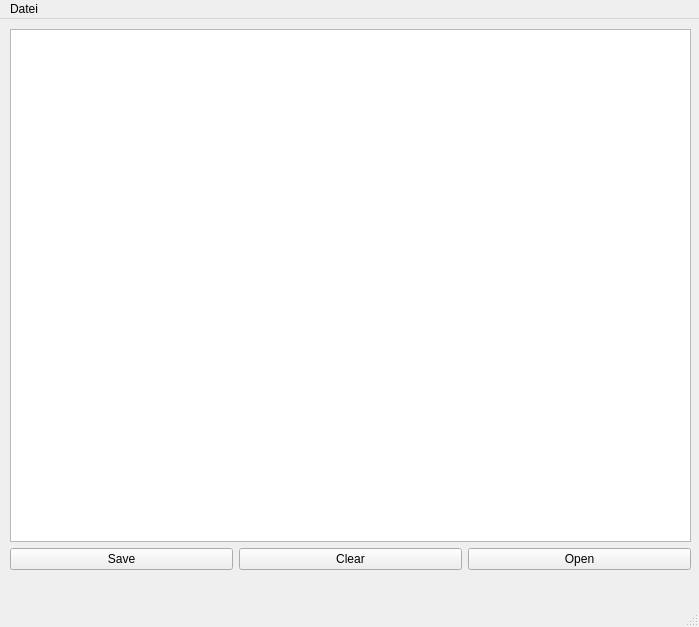
The window that S20-21_CPP/QT_TextEditor2/mainwindow.ui (PhilRoli/School20-21) describes before a commit, drawn with Qt 5.
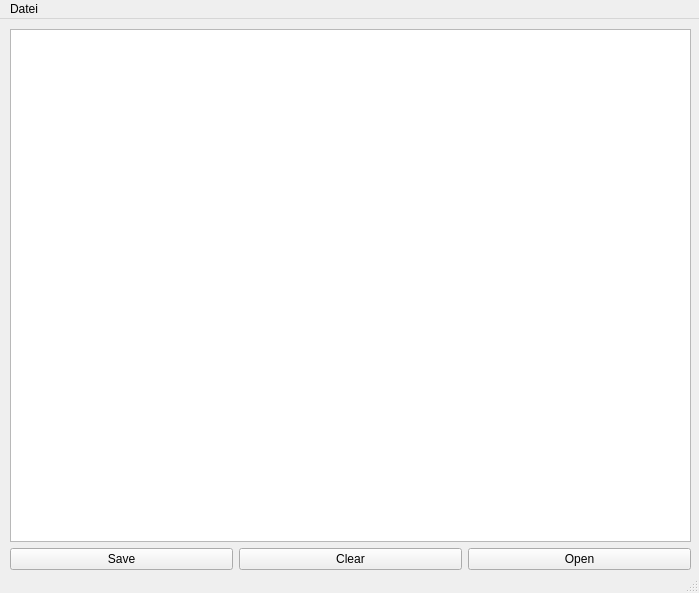
The same window after the commit.

What changed in the file:
```diff
--- a/S20-21_CPP/QT_TextEditor2/mainwindow.ui
+++ b/S20-21_CPP/QT_TextEditor2/mainwindow.ui
@@ -7,7 +7,7 @@
     <x>0</x>
     <y>0</y>
     <width>699</width>
-    <height>627</height>
+    <height>593</height>
    </rect>
   </property>
   <property name="windowTitle">
```
Left out of the diff: 2 changed lines with no effect on the pictures.
